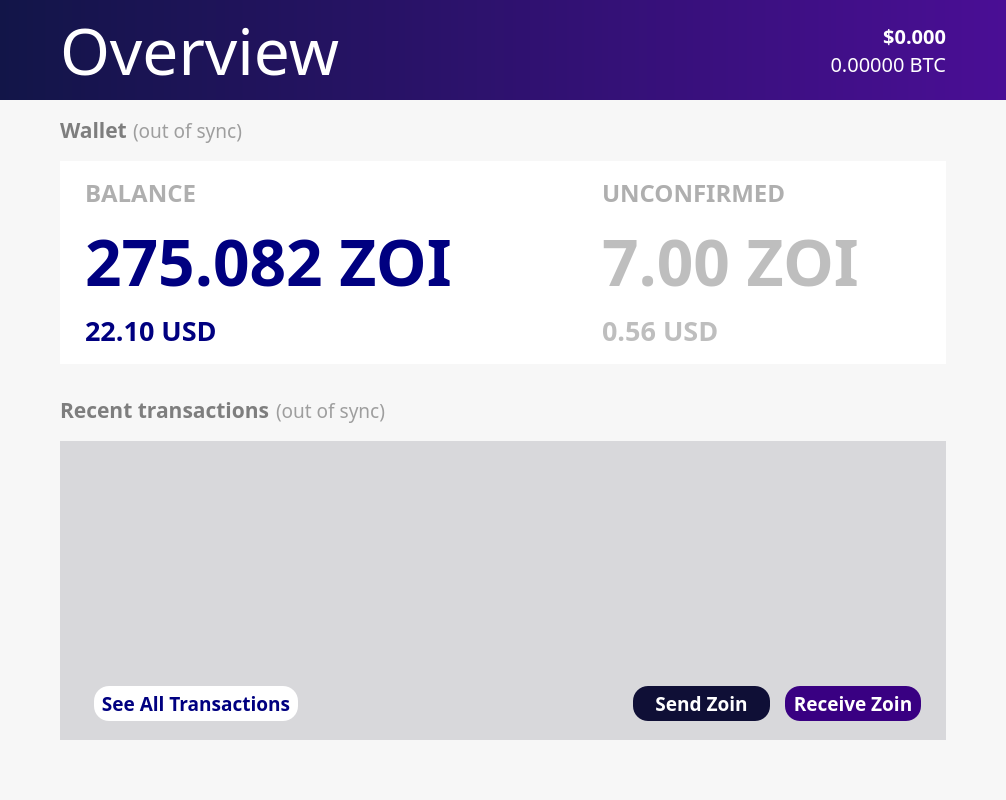
First picture: the form in src/qt/forms/overviewpage.ui, repository noirofficial/noir, before the edit.
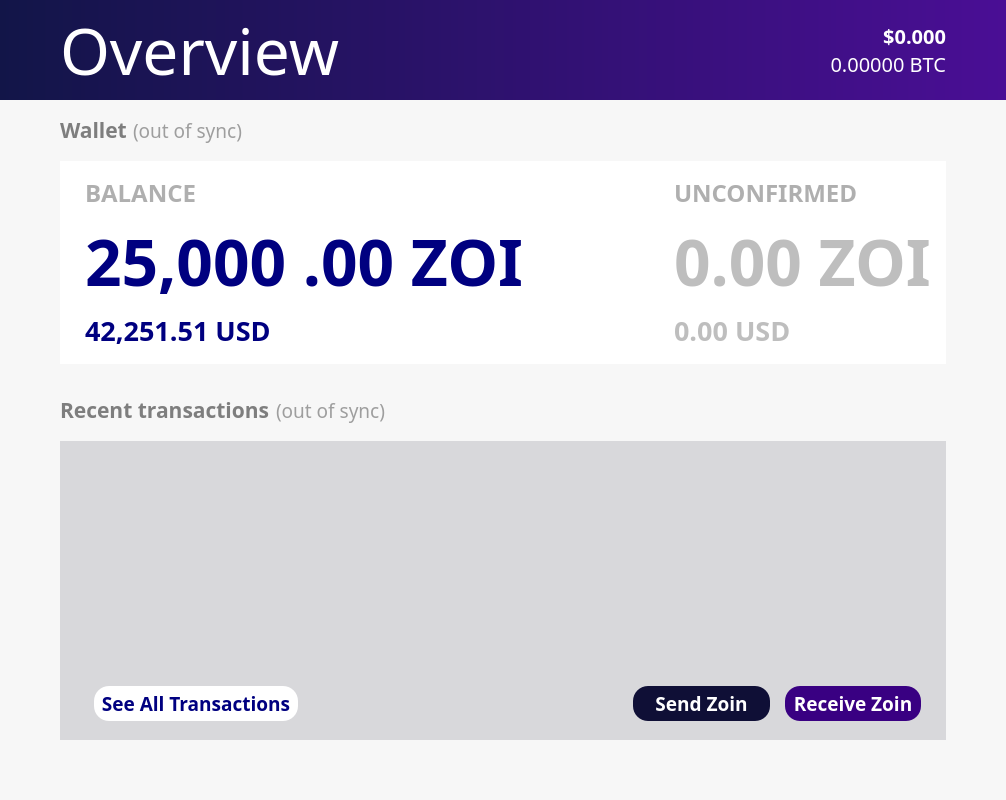
Second picture: the form after the edit. Icons and pictures are not drawn.

What changed in the file:
```diff
--- a/src/qt/forms/overviewpage.ui
+++ b/src/qt/forms/overviewpage.ui
@@ -893,7 +893,7 @@
                 <string notr="true">color: rgb(0, 0, 128);</string>
                </property>
                <property name="text">
-                <string notr="true">275.082 ZOI</string>
+                <string notr="true">25,000 .00 ZOI</string>
                </property>
                <property name="indent">
                 <number>0</number>
@@ -1089,7 +1089,7 @@
                 <string notr="true">color: rgb(0, 0, 128);</string>
                </property>
                <property name="text">
-                <string>22.10 USD</string>
+                <string>42,251.51 USD</string>
                </property>
               </widget>
              </item>
@@ -1107,7 +1107,7 @@
                 </font>
                </property>
                <property name="text">
-                <string>0.56 USD</string>
+                <string>0.00 USD</string>
                </property>
               </widget>
              </item>
@@ -1143,7 +1143,7 @@
                 <string notr="true"/>
                </property>
                <property name="text">
-                <string notr="true">7.00 ZOI</string>
+                <string notr="true">0.00 ZOI</string>
                </property>
                <property name="alignment">
                 <set>Qt::AlignLeading|Qt::AlignLeft|Qt::AlignVCenter</set>
```
